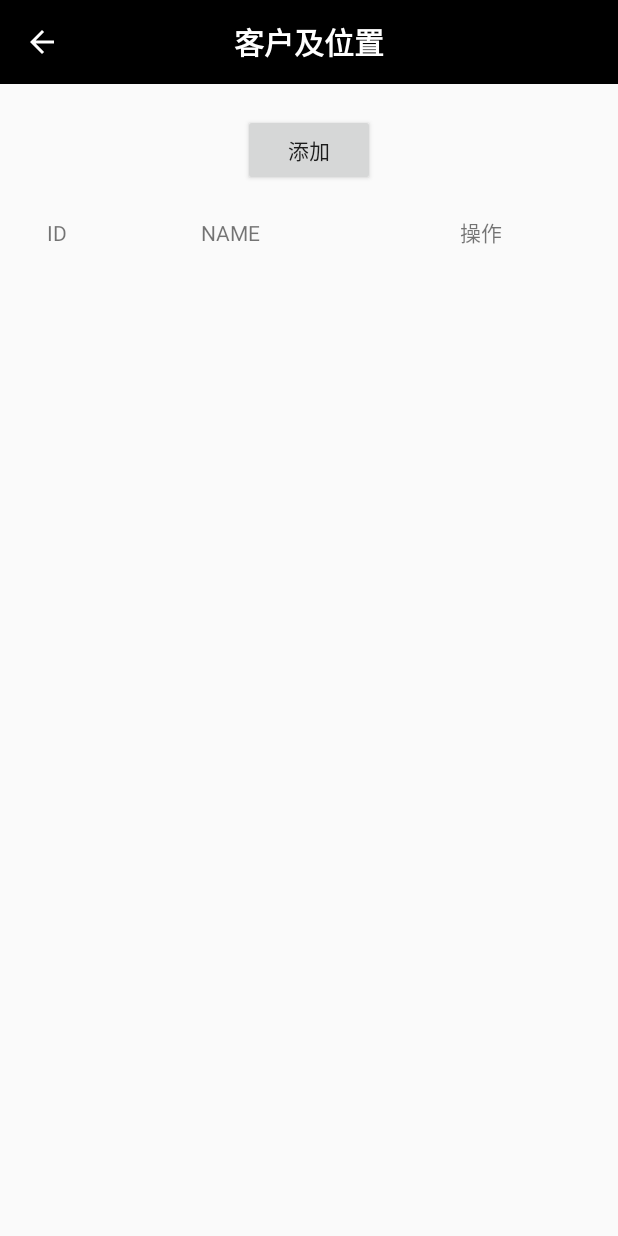
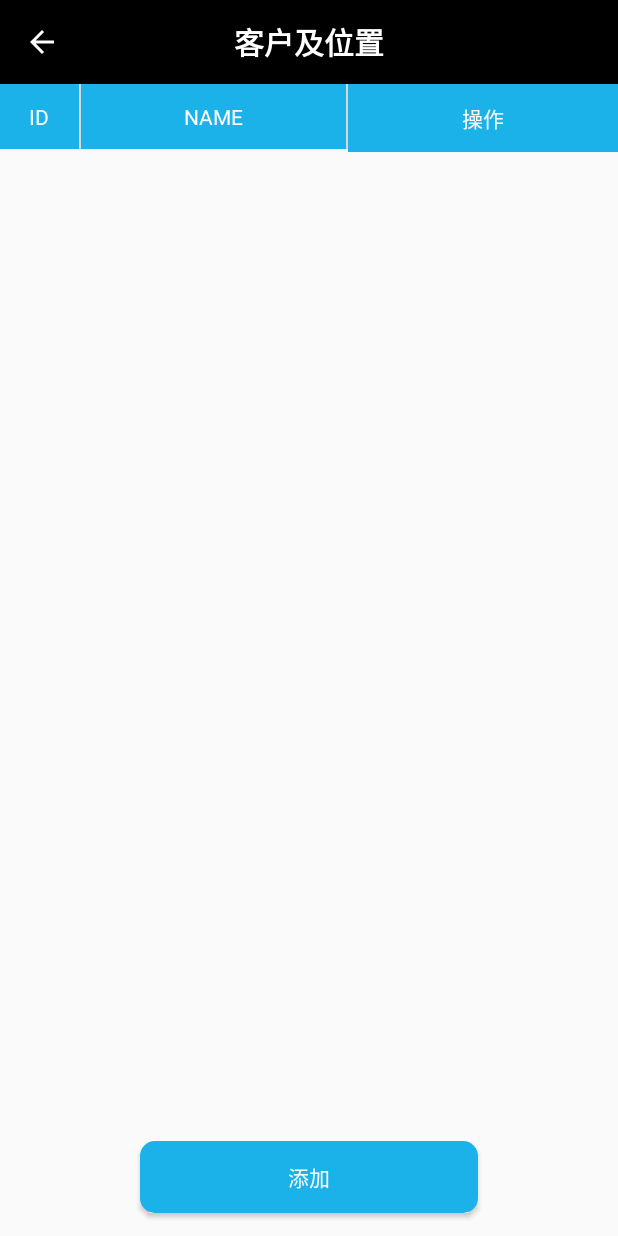
Before and after one commit to yzbbanban/LianTong, an Android app: the SettingUserActivity screen opened directly, with no data from a screen before it, on a phone screen of 412 x 824 dp. Run offline under Robolectric (Android 15) with nearby library versions, the light colour scheme and no system bars; our stand-ins replace ButterKnife.

```diff
--- a/app/src/main/java/lt/riti/com/liantong/fragment/BaseFragment.java
+++ b/app/src/main/java/lt/riti/com/liantong/fragment/BaseFragment.java
@@ -33,7 +33,7 @@ import lt.riti.com.liantong.app.StockApplication;
 import lt.riti.com.liantong.entity.RfidOrder;
 
 /**
- * Created by Administrator on 2017/9/22.
+ * Created by brander on 2017/9/22.
  */
 
 public class BaseFragment extends Fragment {
--- /dev/null
+++ b/app/src/main/res/drawable/rfid_user_item.xml
@@ -0,0 +1,15 @@
+<layer-list xmlns:android="http://schemas.android.com/apk/res/android">
+
+    <item
+        android:bottom="-2dp"
+        android:top="-2dp"
+        >
+        <shape>
+            <solid android:color="@color/rfidUserShape"/>
+            <stroke
+                android:width="1dp"
+                android:color="@color/colorBacGrey"/>
+        </shape>
+    </item>
+
+</layer-list>
--- a/app/src/main/res/layout/activity_login.xml
+++ b/app/src/main/res/layout/activity_login.xml
@@ -31,6 +31,7 @@
             android:layout_marginLeft="15dp"
             android:background="@drawable/login_edit"
             android:hint="登录名"
+            android:text="18795980532"
             android:lines="1"
             android:padding="@dimen/x5" />
     </LinearLayout>
@@ -54,6 +55,7 @@
             android:hint="密码"
             android:inputType="textPassword"
             android:lines="1"
+            android:text="111111"
             android:padding="@dimen/x5" />
 
     </LinearLayout>
--- a/app/src/main/res/layout/activity_setting_user.xml
+++ b/app/src/main/res/layout/activity_setting_user.xml
@@ -6,42 +6,59 @@
     android:orientation="vertical"
     tools:context="lt.riti.com.liantong.activity.SettingUserActivity">
 
-    <Button
-        android:id="@+id/btn_add"
-        android:layout_width="wrap_content"
-        android:layout_height="wrap_content"
-        android:layout_gravity="center_horizontal"
-        android:layout_margin="20dp"
-        android:text="添加" />
-
     <LinearLayout
         android:layout_width="match_parent"
         android:layout_height="wrap_content">
 
         <TextView
-            android:layout_width="0dp"
+            android:layout_width="@dimen/x35"
             android:layout_height="wrap_content"
-            android:layout_weight="1"
+            android:background="@color/rfidUserShape"
             android:gravity="center"
-            android:text="ID" />
+            android:padding="@dimen/x8"
+            android:text="ID"
+            android:textColor="@color/colorWhite" />
 
         <TextView
             android:layout_width="0dp"
             android:layout_height="wrap_content"
             android:layout_weight="2"
+            android:background="@drawable/rfid_user_item"
             android:gravity="center"
-            android:text="NAME" />
+            android:padding="@dimen/x8"
+            android:text="NAME"
+            android:textColor="@color/colorWhite" />
 
-        <TextView
-            android:layout_width="wrap_content"
+        <LinearLayout
+            android:layout_width="0dp"
             android:layout_height="wrap_content"
             android:layout_weight="2"
-            android:gravity="center"
-            android:text="操作" />
+            android:background="@color/rfidUserShape"
+            android:padding="@dimen/x8">
+
+            <TextView
+                android:layout_width="wrap_content"
+                android:layout_height="wrap_content"
+                android:layout_weight="2"
+                android:gravity="center"
+                android:text="操作"
+                android:textColor="@color/colorWhite" />
+        </LinearLayout>
     </LinearLayout>
 
     <android.support.v7.widget.RecyclerView
         android:id="@+id/recycleView"
         android:layout_width="match_parent"
-        android:layout_height="match_parent"></android.support.v7.widget.RecyclerView>
+        android:layout_height="match_parent"
+        android:layout_weight="1"></android.support.v7.widget.RecyclerView>
+
+    <Button
+        android:id="@+id/btn_add"
+        android:layout_width="@dimen/x150"
+        android:layout_height="wrap_content"
+        android:layout_gravity="center_horizontal"
+        android:layout_marginBottom="@dimen/x10"
+        android:background="@drawable/btn_rfiduser_selector"
+        android:text="添加"
+        android:textColor="@color/colorWhite" />
 </LinearLayout>
--- a/app/src/main/res/layout/stock_out_layout.xml
+++ b/app/src/main/res/layout/stock_out_layout.xml
@@ -72,15 +72,15 @@
                 android:layout_height="wrap_content"
                 android:layout_marginRight="5dp"
                 android:gravity="right"
-                android:text="商品" />
+                android:text="托盘号" />
 
             <EditText
-                android:id="@+id/st_stock_out_good"
+                android:id="@+id/tv_stock_out_good"
                 android:layout_width="wrap_content"
                 android:layout_height="wrap_content"
                 android:layout_weight="1"
                 android:background="@drawable/edit_shape"
-                android:hint="商品"
+                android:hint="托盘号"
                 android:paddingLeft="2dp"></EditText>
 
         </LinearLayout>
--- a/app/src/main/res/values/colors.xml
+++ b/app/src/main/res/values/colors.xml
@@ -22,13 +22,15 @@
     <color name="colorLightBlack">#393939</color>
     <color name="colorGrey">#7b7a7a</color>
     <color name="loginBlue">#2269d4</color>
+
     <color name="loginBluePressed">#61a0ff</color>
     <color name="stockShape">#f9671e</color>
     <color name="stockShapePressed">#ff9967</color>
     <color name="rfidSettingShape">#3b5998</color>
     <color name="rfidSettingShapePressed">#74a1ff</color>
-    <color name="rfidUserShape">#1eb9ee</color>
+    <color name="rfidUserShape">#1ab2e8</color>
     <color name="rfidUserShapePressed">#70dbff</color>
+    <color name="ll_bac">#e6e6e6</color>
 
     <color name="store">#7b7a7a</color>
     <color name="setting_RFID">#8f8f8f</color>
```
Also changed, not shown: app/src/main/java/lt/riti/com/liantong/adapter/UserAdapter.java (+8 -1 lines), app/src/main/java/lt/riti/com/liantong/fragment/StockOutFragment.java (+47 -2 lines), app/src/main/res/drawable/rfid_user_item_bac.xml (added, +15 -0 lines), app/src/main/res/layout/activity_main.xml (+11 -8 lines), app/src/main/res/layout/item_user_position.xml (+9 -5 lines), app/src/main/res/drawable/rightsarr.png (added).
